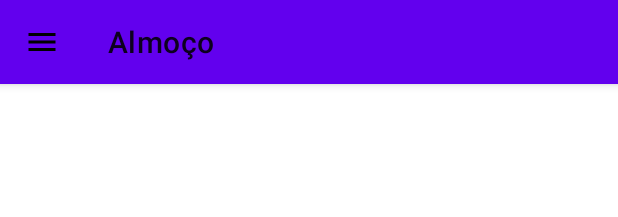
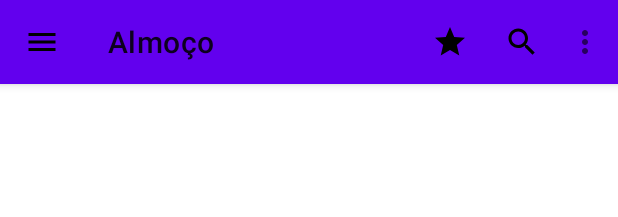
Before and after one commit to NathanMaced/FoodFast, an Android app: the layout menu_app_bar_top_layout.xml on its own in the app's theme, with its tools: preview values and no code run, on a phone screen of 412 x 824 dp. Shown: the top 217 px of the screen. Run offline under Robolectric (Android 15) with nearby library versions, the phone set to English and light mode, and no system bars.

Commit message:
Criação do menu superior

```diff
--- a/app/src/main/res/layout/menu_app_bar_top_layout.xml
+++ b/app/src/main/res/layout/menu_app_bar_top_layout.xml
@@ -11,8 +11,10 @@
         android:layout_height="wrap_content">
 
         <androidx.appcompat.widget.Toolbar
+            android:id="@+id/idToolBar"
             android:layout_width="match_parent"
             android:layout_height="?attr/actionBarSize"
+            app:menu="@menu/menu"
             app:navigationIcon="@drawable/ic_baseline_menu"
             app:title="Almoço">
 
```
